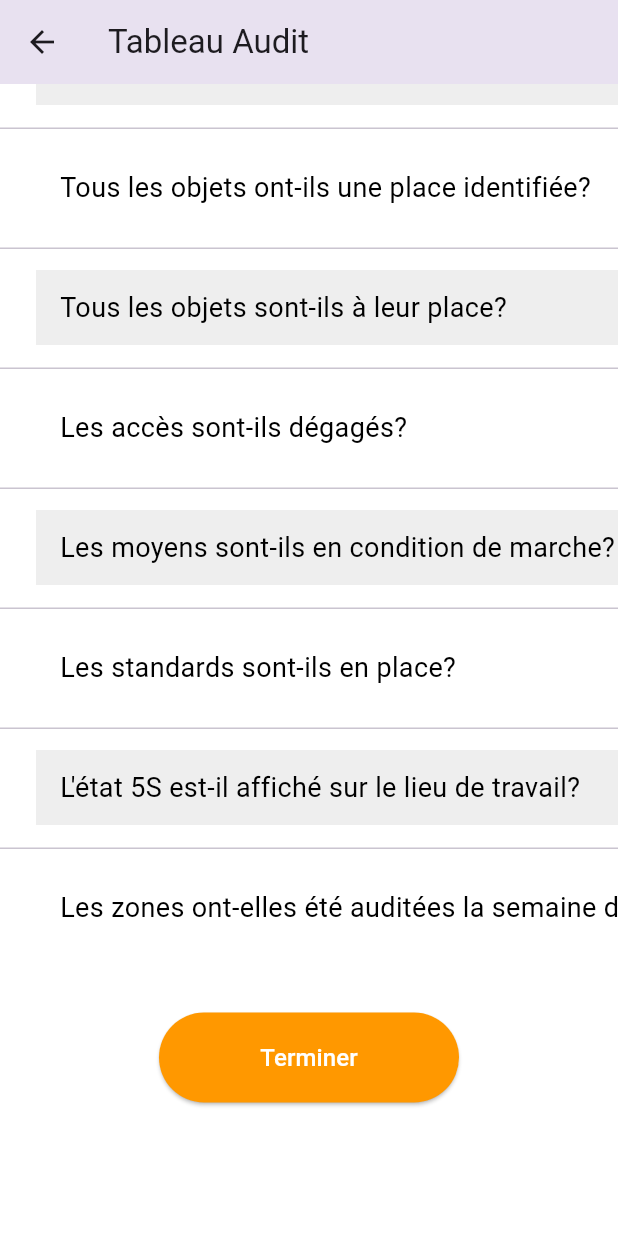
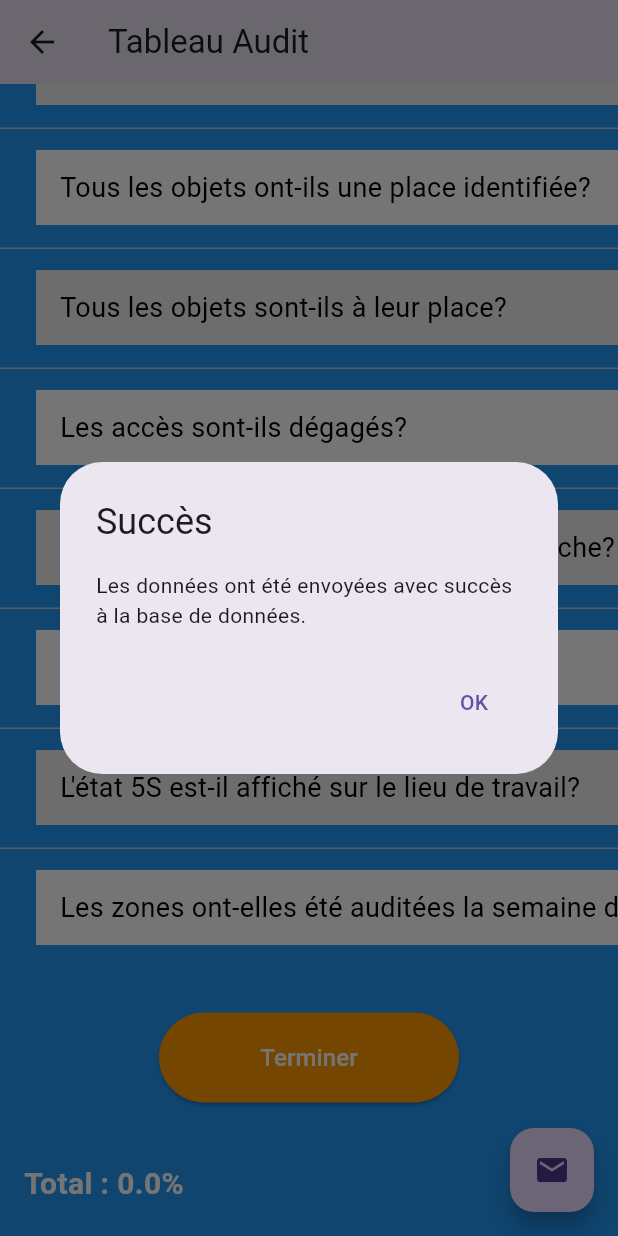
Before and after one commit to ghhada/AUDIT_5S, a Flutter app: the TableauAudit screen opened directly, scrolled down 473 dp, after a tap on "Terminer", on a phone screen of 412 x 824 dp. Run offline on Flutter 3.47's test engine with Material 3 defaults, Android fonts, the phone set to English and light mode, and no system bars; our stand-ins replace charts_flutter, firebase_analytics, firebase_core, firebase_database, fl_chart, shared_preferences; missing offline and left inert: mailer; accounts and stored records are empty.

Commit message:
Description de vos modifications

```diff
--- a/lib/audit/TableauAudit.dart
+++ b/lib/audit/TableauAudit.dart
@@ -1,6 +1,8 @@
 import 'package:flutter/material.dart';
 import 'package:firebase_core/firebase_core.dart';
 import 'package:firebase_database/firebase_database.dart';
+import 'package:mailer/mailer.dart';
+import 'package:mailer/smtp_server.dart';
 
 class TableauAudit extends StatefulWidget {
   final String nomAuditeur;
@@ -39,12 +41,13 @@ class _TableauAuditState extends State<TableauAudit> {
     _responsables = List.generate(10, (index) => null);
     _datesLimites = List.generate(10, (index) => null);
   }
+
   Widget build(BuildContext context) {
     return Scaffold(
       appBar: AppBar(
         title: Text('Tableau Audit'),
       ),
-      backgroundColor: Color(0xFFFFFFFF),
+      backgroundColor: Colors.blue, // Changement de la couleur de fond en bleu
       body: SingleChildScrollView(
         scrollDirection: Axis.vertical,
         child: ListView(
@@ -55,7 +58,7 @@ class _TableauAuditState extends State<TableauAudit> {
               child: SizedBox(
                 width: 300,
                 child: Card(
-                  color: Colors.white,
+                  color: Colors.orange, // Changement de la couleur du Card en orange
                   elevation: 4,
                   margin: EdgeInsets.all(8),
                   child: Padding(
@@ -65,14 +68,14 @@ class _TableauAuditState extends State<TableauAudit> {
                       children: [
                         Text(
                           'Informations de l\'auditeur',
-                          style: TextStyle(fontSize: 18, fontWeight: FontWeight.bold, color: Colors.orange),
+                          style: TextStyle(fontSize: 18, fontWeight: FontWeight.bold, color: Colors.white), // Changement de la couleur du texte en blanc
                         ),
                         SizedBox(height: 8),
-                        Text('Nom de l\'auditeur: ${widget.nomAuditeur}'),
-                        Text('Service: ${widget.service}'),
-                        Text('Ilot: ${widget.ilot}'),
-                        Text('Date: ${widget.date}'),
-                        Text('Heure: ${widget.heure}'),
+                        Text('Nom de l\'auditeur: ${widget.nomAuditeur}', style: TextStyle(color: Colors.white)),
+                        Text('Service: ${widget.service}', style: TextStyle(color: Colors.white)),
+                        Text('Ilot: ${widget.ilot}', style: TextStyle(color: Colors.white)),
+                        Text('Date: ${widget.date}', style: TextStyle(color: Colors.white)),
+                        Text('Heure: ${widget.heure}', style: TextStyle(color: Colors.white)),
                       ],
                     ),
                   ),
@@ -83,13 +86,13 @@ class _TableauAuditState extends State<TableauAudit> {
             SingleChildScrollView(
               scrollDirection: Axis.horizontal,
               child: DataTable(
-                dataRowHeight: 80, // Réduire la hauteur de la ligne à 80 pixels
+                dataRowHeight: 80,
                 columns: [
-                  DataColumn(label: SizedBox(width: 550, child: Text('Critères de maintien', style: TextStyle(fontSize: 30, color: Colors.black)))),
-                  DataColumn(label: SizedBox(width: 250, child: Text('Réponse', style: TextStyle(fontSize: 30, color: Colors.black)))),
-                  DataColumn(label: SizedBox(width: 250, child: Text('Actions', style: TextStyle(fontSize: 30, color: Colors.black)))),
-                  DataColumn(label: SizedBox(width: 250, child: Text('Responsable', style: TextStyle(fontSize: 30, color: Colors.black)))),
-                  DataColumn(label: SizedBox(width: 250, child: Text('Date limite', style: TextStyle(fontSize: 30, color: Colors.black)))),
+                  DataColumn(label: SizedBox(width: 550, child: Text('Critères de maintien', style: TextStyle(fontSize: 30, color: Colors.white)))),
+                  DataColumn(label: SizedBox(width: 250, child: Text('Réponse', style: TextStyle(fontSize: 30, color: Colors.white)))),
+                  DataColumn(label: SizedBox(width: 250, child: Text('Actions', style: TextStyle(fontSize: 30, color: Colors.white)))),
+                  DataColumn(label: SizedBox(width: 250, child: Text('Responsable', style: TextStyle(fontSize: 30, color: Colors.white)))),
+                  DataColumn(label: SizedBox(width: 250, child: Text('Date limite', style: TextStyle(fontSize: 30, color: Colors.white)))),
                 ],
                 rows: List.generate(10, (index) => _buildDataRow(index)),
               ),
@@ -97,25 +100,24 @@ class _TableauAuditState extends State<TableauAudit> {
             SizedBox(height: 30),
             Center(
               child: SizedBox(
-                width: 200, // Largeur souhaitée pour le bouton
+                width: 200,
                 child: ElevatedButton(
                   onPressed: () {
                     _finishAudit();
                   },
                   style: ElevatedButton.styleFrom(
-                    foregroundColor: Colors.white, backgroundColor: Colors.orange, // Couleur du texte blanc
-                    minimumSize: Size(100, 60), // Taille minimale du bouton
+                    foregroundColor: Colors.white,
+                    backgroundColor: Colors.orange,
+                    minimumSize: Size(100, 60),
                   ),
                   child: Text(
                     'Terminer',
-                    style: TextStyle(fontSize: 16), // Taille de police personnalisée
+                    style: TextStyle(fontSize: 16),
                   ),
                 ),
               ),
             ),
             SizedBox(height: 20),
-
-            // Affichage du total
             Padding(
               padding: EdgeInsets.symmetric(vertical: 20, horizontal: 16),
               child: Text(
@@ -126,25 +128,27 @@ class _TableauAuditState extends State<TableauAudit> {
           ],
         ),
       ),
+      floatingActionButton: FloatingActionButton(
+        onPressed: _sendEmail,
+        tooltip: 'Envoyer un mail',
+        child: Icon(Icons.email),
+      ),
     );
   }
-
-
-
 
   DataRow _buildDataRow(int index) {
     return DataRow(cells: [
       DataCell(
         Container(
           padding: EdgeInsets.symmetric(vertical: 12, horizontal: 16),
-          width: 750, // Augmentation de la largeur de la cellule
+          width: 750,
           decoration: BoxDecoration(
             color: index % 2 == 0 ? Colors.grey[200] : Colors.white,
           ),
           child: Text(
             _getLabelText(index),
             style: TextStyle(fontSize: 18, color: Colors.black),
-            softWrap: true, // Permettre le texte multiligne
+            softWrap: true,
           ),
         ),
       ),
@@ -236,7 +240,6 @@ class _TableauAuditState extends State<TableauAudit> {
     ]);
   }
 
-
   Future<void> _selectDate(BuildContext context, int index) async {
     final DateTime? picked = await showDatePicker(
       context: context,
@@ -279,28 +282,22 @@ class _TableauAuditState extends State<TableauAudit> {
   }
 
   Future<void> _finishAudit() async {
-    // Créer une liste pour stocker les actions, responsables et dates limites remplies
     List<String> actionsList = [];
     List<String> responsablesList = [];
     List<String> datesLimitesList = [];
 
-    // Parcourir les réponses pour chaque ligne du tableau
     for (int i = 0; i < _actions.length; i++) {
-      // Vérifier si une action a été renseignée pour cette ligne
       if (_actions[i] != null) {
         actionsList.add('action${i+1}: ${_actions[i]}');
       }
-      // Vérifier si un responsable a été renseigné pour cette ligne
       if (_responsables[i] != null) {
         responsablesList.add('responsable${i+1}: ${_responsables[i]}');
       }
-      // Vérifier si une date limite a été renseignée pour cette ligne
       if (_datesLimites[i] != null) {
         datesLimitesList.add('dateLimite${i+1}: ${_datesLimites[i]!.toIso8601String()}');
       }
     }
 
-    // Créer un objet Map pour stocker les données de l'audit
     Map<String, dynamic> auditData = {
       'nomAuditeur': widget.nomAuditeur,
       'date': widget.date,
@@ -312,8 +309,103 @@ class _TableauAuditState extends State<TableauAudit> {
       'total': (_checkboxValuesOk.where((value) => value == true).length / _checkboxValuesOk.length) * 100,
     };
 
-    // Sauvegarder les données de l'audit dans la base de données
     await _databaseRef.push().set(auditData);
+
+    // Informer l'utilisateur que les données ont été envoyées avec succès
+    showDialog(
+      context: context,
+      builder: (BuildContext context) {
+        return AlertDialog(
+          title: Text('Succès'),
+          content: Text('Les données ont été envoyées avec succès à la base de données.'),
+          actions: [
+            TextButton(
+              onPressed: () {
+                Navigator.of(context).pop();
+              },
+              child: Text('OK'),
+            ),
+          ],
+        );
+      },
+    );
+  }
+
+  Future<void> _sendEmail() async {
+    final dataSnapshot = await _databaseRef.child('rapporteurs').once();
+
+    final rapporteurs = dataSnapshot.snapshot.value;
+    final rapporteursMap = rapporteurs as Map<String, dynamic>;
+    final email = rapporteursMap['R1']['email'];
+
+    final emailBody = StringBuffer();
+    emailBody.writeln('Informations de l\'auditeur:');
+    emailBody.writeln('Nom de l\'auditeur: ${widget.nomAuditeur}');
+    emailBody.writeln('Service: ${widget.service}');
+    emailBody.writeln('Ilot: ${widget.ilot}');
+    emailBody.writeln('Date: ${widget.date}');
+    emailBody.writeln('Heure: ${widget.heure}');
+    emailBody.writeln('\nInformations du tableau:');
+    for (int i = 0; i < _actions.length; i++) {
+      emailBody.writeln('Action ${i + 1}: ${_actions[i] ?? 'N/A'}');
+      emailBody.writeln('Responsable ${i + 1}: ${_responsables[i] ?? 'N/A'}');
+      emailBody.writeln('Date limite ${i + 1}: ${_datesLimites[i]?.day}/${_datesLimites[i]?.month}/${_datesLimites[i]?.year ?? 'N/A'}');
+      emailBody.writeln('Réponse ${i + 1}: ${_checkboxValuesOk[i] == true ? 'OK' : (_checkboxValuesNonOk[i] == true ? 'Non OK' : 'N/A')}');
+      emailBody.writeln('------------------------------------------------');
+    }
+
+    final smtpServer = gmail('ghada.trabelssi.2000t@gmail.com', 'queen.ghada');
+
+    final message = Message()
+      ..from = Address('ghada.trabelssi.2000t@gmail.com', 'trabelssi ghada')
+      ..recipients.add(email)
+      ..subject = 'Rapport d\'audit'
+      ..text = emailBody.toString();
+
+    try {
+      final sendReport = await send(message, smtpServer);
+      print('Message envoyé: $sendReport');
+
+      // Afficher un message d'alerte pour informer l'utilisateur que l'e-mail a été envoyé avec succès
+      showDialog(
+        context: context,
+        builder: (BuildContext context) {
+          return AlertDialog(
+            title: Text('Succès'),
+            content: Text('L\'e-mail a été envoyé avec succès à $email.'),
+            actions: [
+              TextButton(
+                onPressed: () {
+                  Navigator.of(context).pop();
+                },
+                child: Text('OK'),
+              ),
+            ],
+          );
+        },
+      );
+    } on MailerException catch (e) {
+      print('Echec d\'envoi du message: $e');
+
+      // Afficher un message d'alerte pour informer l'utilisateur que l'envoi de l'e-mail a échoué
+      showDialog(
+        context: context,
+        builder: (BuildContext context) {
+          return AlertDialog(
+            title: Text('Erreur'),
+            content: Text('Échec de l\'envoi de l\'e-mail. Veuillez réessayer plus tard.'),
+            actions: [
+              TextButton(
+                onPressed: () {
+                  Navigator.of(context).pop();
+                },
+                child: Text('OK'),
+              ),
+            ],
+          );
+        },
+      );
+    }
   }
 
 }
--- a/pubspec.yaml
+++ b/pubspec.yaml
@@ -17,6 +17,7 @@ dependencies:
   syncfusion_flutter_charts: ^21.2.4
   firebase_analytics: ^10.10.3
   shared_preferences: ^2.2.3
+  mailer: ^6.1.0
 dev_dependencies:
   flutter_test:
     sdk: flutter
```
Also changed, not shown: lib/PAC/pac.dart (+10 -8 lines), pubspec.lock.
